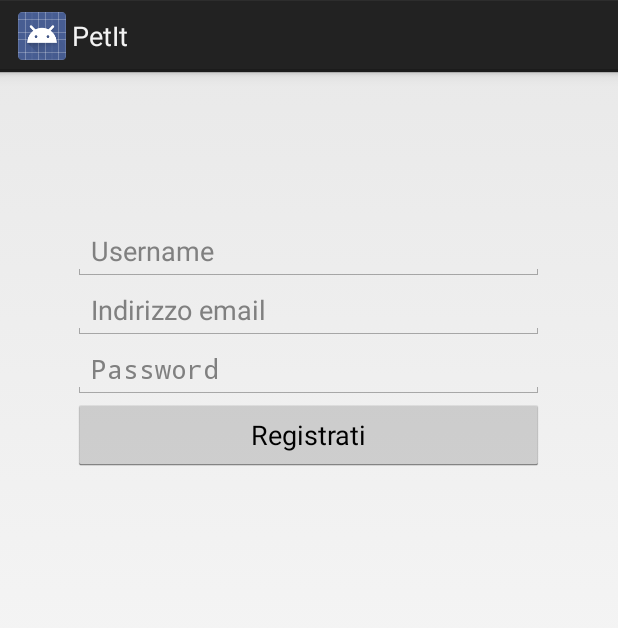
After one commit to ligettagabriele/PetIt_Android, an Android app: the Registrazione screen opened directly, with no data from a screen before it, on a phone screen of 412 x 824 dp. The commit adds this screen. Shown: the top 628 px of the screen. Run offline under Robolectric (Android 15) with nearby library versions, the phone set to English and light mode, and no system bars.

Commit message:
Schermata di Login e Registrazione

```diff
--- a/app/src/main/AndroidManifest.xml
+++ b/app/src/main/AndroidManifest.xml
@@ -16,6 +16,8 @@
                 <category android:name="android.intent.category.LAUNCHER" />
             </intent-filter>
         </activity>
+        <activity android:name=".SchermataDisplay"></activity>
+        <activity android:name=".Registrazione"></activity>
     </application>
 
 </manifest>
--- /dev/null
+++ b/app/src/main/java/com/example/galig/petit/Registrazione.java
@@ -0,0 +1,43 @@
+package com.example.galig.petit;
+
+import android.app.Activity;
+import android.content.Context;
+import android.content.Intent;
+import android.content.SharedPreferences;
+import android.os.Bundle;
+import android.view.View;
+import android.widget.Button;
+import android.widget.EditText;
+
+import com.example.galig.petit.R;
+
+public class Registrazione extends Activity {
+    @Override
+    public void onCreate(Bundle savedInstanceState) {
+        super.onCreate(savedInstanceState);
+        setContentView(R.layout.register);
+
+        final EditText userName = (EditText) findViewById(R.id.regETUsername);
+        final EditText email = (EditText) findViewById(R.id.regETEmail);
+        final EditText password= (EditText) findViewById(R.id.regETPassword);
+        Button registratiB = (Button) findViewById(R.id.regBRegistrati);
+
+        registratiB.setOnClickListener(new View.OnClickListener() {
+            @Override
+            public void onClick(View v) {
+                SharedPreferences preferences = getSharedPreferences("MYPREFS", Context.MODE_PRIVATE);
+                String nuovoUtente = userName.getText().toString();
+                String nuovaEmail = email.getText().toString();
+                String nuovaPassword = password.getText().toString();
+
+                SharedPreferences.Editor editor = preferences.edit();
+
+                editor.putString(nuovoUtente + nuovaPassword + "data", nuovoUtente + "\n" + nuovaEmail);
+                editor.commit();
+
+                Intent schermataLogin = new Intent(Registrazione.this, MainActivity.class);
+                startActivity(schermataLogin);
+            }
+        });
+    }
+}
--- /dev/null
+++ b/app/src/main/res/layout/register.xml
@@ -0,0 +1,41 @@
+<?xml version="1.0" encoding="utf-8"?>
+<LinearLayout xmlns:android="http://schemas.android.com/apk/res/android"
+    android:layout_width="match_parent"
+    android:layout_height="match_parent"
+    android:orientation="vertical">
+
+    <EditText
+        android:id="@+id/regETUsername"
+        android:layout_width="314dp"
+        android:layout_height="wrap_content"
+        android:layout_gravity="center_horizontal"
+        android:layout_marginTop="100dp"
+        android:ems="10"
+        android:hint="Username"
+        android:inputType="textPersonName" />
+
+    <EditText
+        android:id="@+id/regETEmail"
+        android:layout_width="314dp"
+        android:layout_height="wrap_content"
+        android:layout_gravity="center_horizontal"
+        android:ems="10"
+        android:hint="Indirizzo email"
+        android:inputType="textEmailAddress" />
+
+    <EditText
+        android:id="@+id/regETPassword"
+        android:layout_width="314dp"
+        android:layout_height="wrap_content"
+        android:layout_gravity="center_horizontal"
+        android:ems="10"
+        android:hint="Password"
+        android:inputType="textPassword" />
+
+    <Button
+        android:id="@+id/regBRegistrati"
+        android:layout_width="314dp"
+        android:layout_height="wrap_content"
+        android:layout_gravity="center_horizontal"
+        android:text="Registrati" />
+</LinearLayout>
```
Also changed, not shown: app/src/main/java/com/example/galig/petit/MainActivity.java (+89 -0 lines), app/src/main/java/com/example/galig/petit/SchermataDisplay.java (added, +24 -0 lines), app/src/main/res/layout/activity_main.xml (+75 -12 lines), app/src/main/res/layout/display_info.xml (added, +22 -0 lines).
